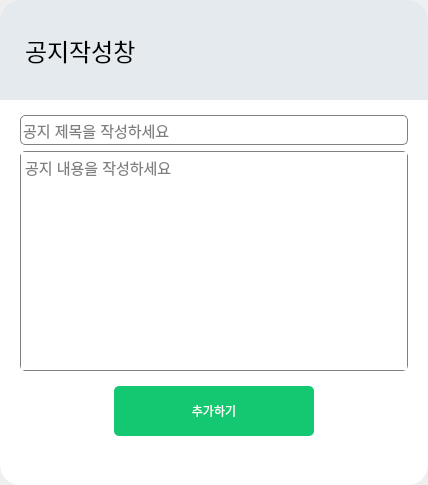
Qt form main_code/front/ui/notice_dialog.ui (guaba98/TeamCollaborationTool) before a commit.
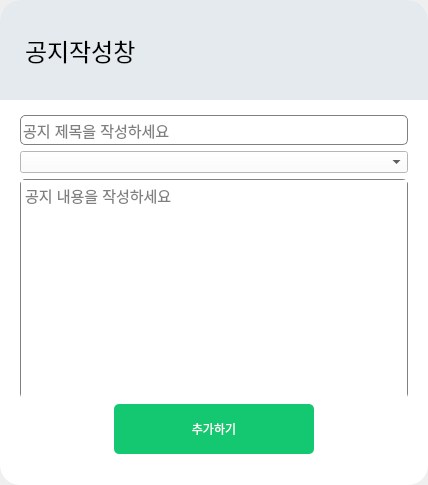
The same form after that commit.

Commit message: 0727 db커넥터에서 get_notice_list 함수 추가

```diff
--- a/main_code/front/ui/notice_dialog.ui
+++ b/main_code/front/ui/notice_dialog.ui
@@ -179,6 +179,13 @@
            </property>
           </widget>
          </item>
+         <item>
+          <widget class="QComboBox" name="team">
+           <property name="styleSheet">
+            <string notr="true">background-color: rgb(255, 255, 255);</string>
+           </property>
+          </widget>
+         </item>
          <item>
           <widget class="QTextEdit" name="contents_edit">
            <property name="minimumSize">
```
The commit also changes 6 other files.
